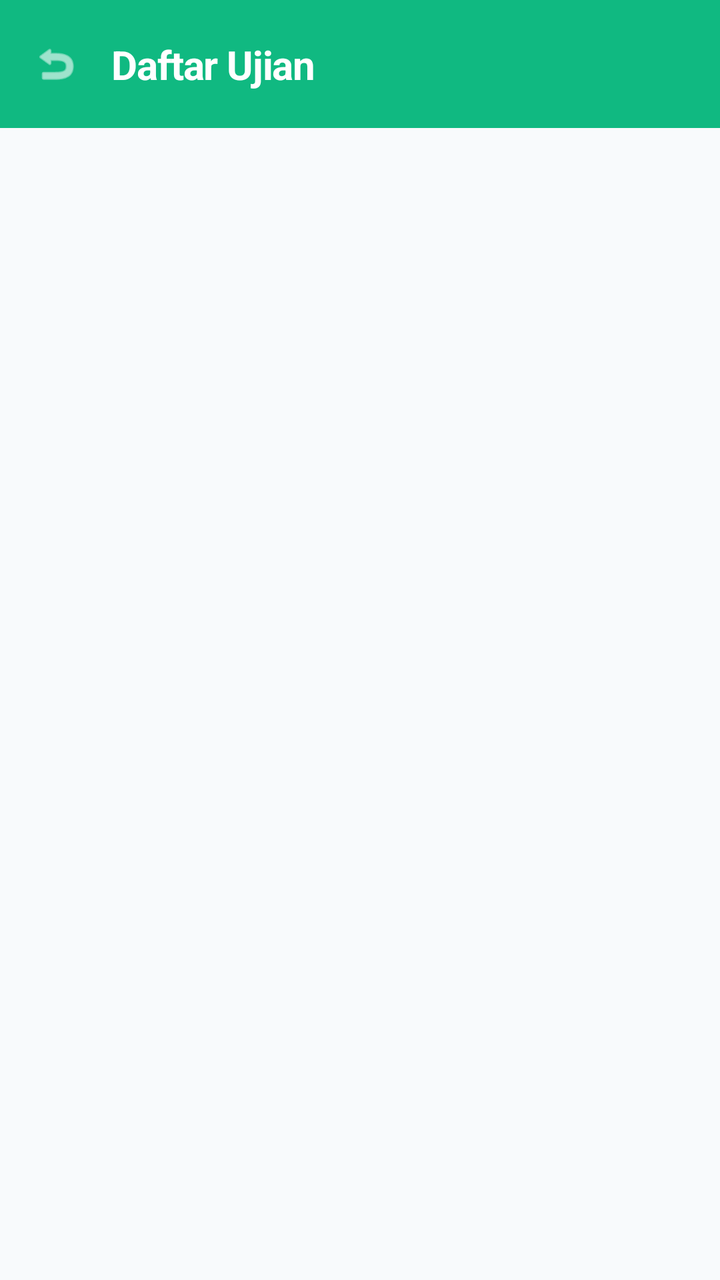
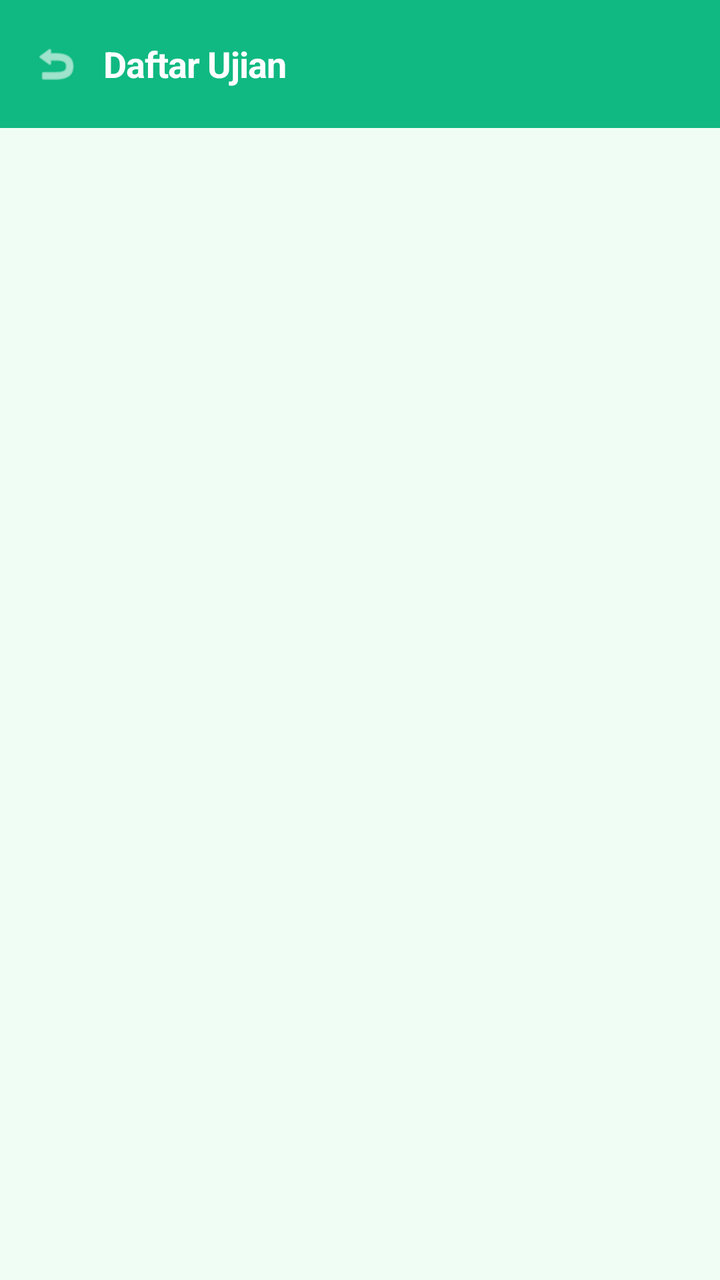

An Android layout rendered at two revisions. The XML below is the earlier revision; the diff shows what the commit changed to produce the second picture.
<!-- AndroidManifest.xml: application theme Theme.IFUnjaniExam -->
<!-- res/layout/activity_exam_list.xml -->
<?xml version="1.0" encoding="utf-8"?>
<androidx.constraintlayout.widget.ConstraintLayout xmlns:android="http://schemas.android.com/apk/res/android"
    xmlns:app="http://schemas.android.com/apk/res-auto"
    android:layout_width="match_parent"
    android:layout_height="match_parent"
    android:background="#F8FAFC">

    <com.google.android.material.appbar.AppBarLayout
        android:id="@+id/appBarLayout"
        android:layout_width="match_parent"
        android:layout_height="wrap_content"
        app:elevation="0dp"
        android:background="#10B981"
        app:layout_constraintTop_toTopOf="parent">

        <androidx.constraintlayout.widget.ConstraintLayout
            android:id="@+id/topBar"
            android:layout_width="match_parent"
            android:layout_height="?attr/actionBarSize">

            <ImageView
                android:id="@+id/btnBack"
                android:layout_width="40dp"
                android:layout_height="40dp"
                android:layout_marginStart="8dp"
                android:padding="8dp"
                android:src="@android:drawable/ic_menu_revert"
                app:tint="#FFFFFF"
                android:background="?attr/selectableItemBackgroundBorderless"
                android:clickable="true"
                android:focusable="true"
                app:layout_constraintBottom_toBottomOf="parent"
                app:layout_constraintStart_toStartOf="parent"
                app:layout_constraintTop_toTopOf="parent" />

            <TextView
                android:id="@+id/tvHeaderTitle"
                android:layout_width="wrap_content"
                android:layout_height="wrap_content"
                android:layout_marginStart="8dp"
                android:text="Daftar Ujian"
                android:textColor="#FFFFFF"
                android:textSize="20sp"
                android:textStyle="bold"
                android:letterSpacing="-0.02"
                app:layout_constraintBottom_toBottomOf="parent"
                app:layout_constraintStart_toEndOf="@id/btnBack"
                app:layout_constraintTop_toTopOf="parent" />
        </androidx.constraintlayout.widget.ConstraintLayout>
    </com.google.android.material.appbar.AppBarLayout>

    <androidx.recyclerview.widget.RecyclerView
        android:id="@+id/rvExams"
        android:layout_width="match_parent"
        android:layout_height="0dp"
        android:paddingTop="8dp"
        android:paddingBottom="24dp"
        android:clipToPadding="false"
        app:layout_constraintTop_toBottomOf="@id/appBarLayout"
        app:layout_constraintBottom_toBottomOf="parent" />

    <ProgressBar
        android:id="@+id/progressBar"
        android:layout_width="wrap_content"
        android:layout_height="wrap_content"
        android:indeterminateTint="#10B981"
        app:layout_constraintTop_toTopOf="parent"
        app:layout_constraintBottom_toBottomOf="parent"
        app:layout_constraintStart_toStartOf="parent"
        app:layout_constraintEnd_toEndOf="parent" />

    <LinearLayout
        android:id="@+id/tvEmptyState"
        android:layout_width="match_parent"
        android:layout_height="wrap_content"
        android:orientation="vertical"
        android:gravity="center"
        android:padding="32dp"
        android:visibility="gone"
        app:layout_constraintTop_toTopOf="parent"
        app:layout_constraintBottom_toBottomOf="parent">

        <ImageView
            android:layout_width="80dp"
            android:layout_height="80dp"
            android:src="@android:drawable/ic_menu_info_details"
            android:layout_marginBottom="16dp"
            android:contentDescription="Empty"
            app:tint="#CBD5E1" />

        <TextView
            android:layout_width="match_parent"
            android:layout_height="wrap_content"
            android:text="Tidak ada ujian"
            android:textColor="#0F172A"
            android:textSize="18sp"
            android:textStyle="bold"
            android:textAlignment="center" />

        <TextView
            android:layout_width="match_parent"
            android:layout_height="wrap_content"
            android:text="Tidak ada ujian aktif saat ini"
            android:textColor="#64748B"
            android:textSize="14sp"
            android:layout_marginTop="8dp"
            android:textAlignment="center" />
    </LinearLayout>

</androidx.constraintlayout.widget.ConstraintLayout>
<!-- resources referenced by this layout -->
<resources>
  <style name="Theme.IFUnjaniExam" parent="Base.Theme.IFUnjaniExam" />
  <style name="Base.Theme.IFUnjaniExam" parent="Theme.Material3.DayNight.NoActionBar">
          
          
      </style>
</resources>

<!-- the commit's change to res/layout/activity_exam_list.xml (unified diff, before → after) -->
@@ -3,7 +3,7 @@
     xmlns:app="http://schemas.android.com/apk/res-auto"
     android:layout_width="match_parent"
     android:layout_height="match_parent"
-    android:background="#F8FAFC">
+    android:background="#F0FDF4">
 
     <com.google.android.material.appbar.AppBarLayout
         android:id="@+id/appBarLayout"
@@ -13,47 +13,42 @@
         android:background="#10B981"
         app:layout_constraintTop_toTopOf="parent">
 
-        <androidx.constraintlayout.widget.ConstraintLayout
-            android:id="@+id/topBar"
+        <LinearLayout
             android:layout_width="match_parent"
-            android:layout_height="?attr/actionBarSize">
+            android:layout_height="?attr/actionBarSize"
+            android:gravity="center_vertical"
+            android:orientation="horizontal"
+            android:paddingHorizontal="8dp">
 
             <ImageView
                 android:id="@+id/btnBack"
                 android:layout_width="40dp"
                 android:layout_height="40dp"
-                android:layout_marginStart="8dp"
                 android:padding="8dp"
                 android:src="@android:drawable/ic_menu_revert"
                 app:tint="#FFFFFF"
                 android:background="?attr/selectableItemBackgroundBorderless"
                 android:clickable="true"
-                android:focusable="true"
-                app:layout_constraintBottom_toBottomOf="parent"
-                app:layout_constraintStart_toStartOf="parent"
-                app:layout_constraintTop_toTopOf="parent" />
+                android:focusable="true" />
 
             <TextView
                 android:id="@+id/tvHeaderTitle"
                 android:layout_width="wrap_content"
                 android:layout_height="wrap_content"
-                android:layout_marginStart="8dp"
+                android:layout_marginStart="4dp"
                 android:text="Daftar Ujian"
                 android:textColor="#FFFFFF"
-                android:textSize="20sp"
+                android:textSize="18sp"
                 android:textStyle="bold"
-                android:letterSpacing="-0.02"
-                app:layout_constraintBottom_toBottomOf="parent"
-                app:layout_constraintStart_toEndOf="@id/btnBack"
-                app:layout_constraintTop_toTopOf="parent" />
-        </androidx.constraintlayout.widget.ConstraintLayout>
+                android:letterSpacing="-0.02" />
+        </LinearLayout>
     </com.google.android.material.appbar.AppBarLayout>
 
     <androidx.recyclerview.widget.RecyclerView
         android:id="@+id/rvExams"
         android:layout_width="match_parent"
         android:layout_height="0dp"
-        android:paddingTop="8dp"
+        android:paddingTop="12dp"
         android:paddingBottom="24dp"
         android:clipToPadding="false"
         app:layout_constraintTop_toBottomOf="@id/appBarLayout"
@@ -69,24 +64,33 @@
         app:layout_constraintStart_toStartOf="parent"
         app:layout_constraintEnd_toEndOf="parent" />
 
+    
     <LinearLayout
         android:id="@+id/tvEmptyState"
         android:layout_width="match_parent"
         android:layout_height="wrap_content"
         android:orientation="vertical"
         android:gravity="center"
-        android:padding="32dp"
+        android:padding="40dp"
         android:visibility="gone"
-        app:layout_constraintTop_toTopOf="parent"
+        app:layout_constraintTop_toBottomOf="@id/appBarLayout"
         app:layout_constraintBottom_toBottomOf="parent">
 
-        <ImageView
+        <com.google.android.material.card.MaterialCardView
             android:layout_width="80dp"
             android:layout_height="80dp"
-            android:src="@android:drawable/ic_menu_info_details"
-            android:layout_marginBottom="16dp"
-            android:contentDescription="Empty"
-            app:tint="#CBD5E1" />
+            app:cardCornerRadius="24dp"
+            app:cardElevation="0dp"
+            app:cardBackgroundColor="#F1F5F9"
+            android:layout_marginBottom="16dp">
+
+            <ImageView
+                android:layout_width="44dp"
+                android:layout_height="44dp"
+                android:layout_gravity="center"
+                android:src="@android:drawable/ic_menu_info_details"
+                app:tint="#CBD5E1" />
+        </com.google.android.material.card.MaterialCardView>
 
         <TextView
             android:layout_width="match_parent"
@@ -102,7 +106,7 @@
             android:layout_height="wrap_content"
             android:text="Tidak ada ujian aktif saat ini"
             android:textColor="#64748B"
-            android:textSize="14sp"
+            android:textSize="13sp"
             android:layout_marginTop="8dp"
             android:textAlignment="center" />
     </LinearLayout>
